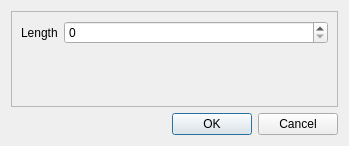
Above: UIFiles/indicatorDetailsDlg.ui from ShubhamMandavkar/TYLiveProjectt-StockAutomationSystem before the change. Below: the same form after it.
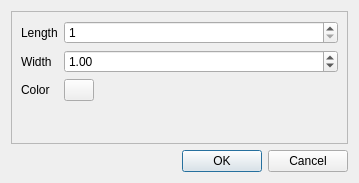
That is the form after the change.

Commit message: legend added to chart to indentify the signals and indicators as well as provided the facility to choose the indicator color and set the  width of indicator

Patch:
```diff
--- a/UIFiles/indicatorDetailsDlg.ui
+++ b/UIFiles/indicatorDetailsDlg.ui
@@ -6,8 +6,8 @@
    <rect>
     <x>0</x>
     <y>0</y>
-    <width>349</width>
-    <height>146</height>
+    <width>359</width>
+    <height>183</height>
    </rect>
   </property>
   <property name="windowTitle">
@@ -23,9 +23,6 @@
       <enum>QFrame::Raised</enum>
      </property>
      <layout class="QFormLayout" name="formLayout">
-      <item row="0" column="1">
-       <widget class="QSpinBox" name="sbLen"/>
-      </item>
       <item row="0" column="0">
        <widget class="QLabel" name="lblLen">
         <property name="text">
@@ -33,6 +30,53 @@
         </property>
        </widget>
       </item>
+      <item row="0" column="1">
+       <widget class="QSpinBox" name="sbLen">
+        <property name="minimum">
+         <number>1</number>
+        </property>
+        <property name="maximum">
+         <number>10000</number>
+        </property>
+       </widget>
+      </item>
+      <item row="1" column="0">
+       <widget class="QLabel" name="lblWidth">
+        <property name="text">
+         <string>Width</string>
+        </property>
+       </widget>
+      </item>
+      <item row="1" column="1">
+       <widget class="QDoubleSpinBox" name="dsbWidth">
+        <property name="maximum">
+         <double>10.000000000000000</double>
+        </property>
+        <property name="value">
+         <double>1.000000000000000</double>
+        </property>
+       </widget>
+      </item>
+      <item row="2" column="0">
+       <widget class="QLabel" name="lblColor">
+        <property name="text">
+         <string>Color</string>
+        </property>
+       </widget>
+      </item>
+      <item row="2" column="1">
+       <widget class="QPushButton" name="btnColor">
+        <property name="maximumSize">
+         <size>
+          <width>30</width>
+          <height>16777215</height>
+         </size>
+        </property>
+        <property name="text">
+         <string/>
+        </property>
+       </widget>
+      </item>
      </layout>
     </widget>
    </item>
```
The commit also changes 7 other files.
